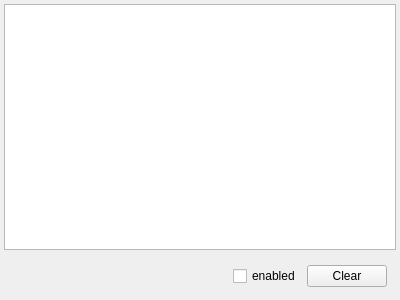
This is widgets/dataupdatelogger/ui/dataupdatelogger.ui in matzman666/PyPipboyApp as Qt 5 draws it before an edit. The edited form follows.
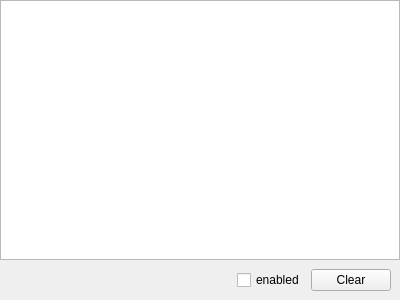
This is the edited form.

Patch:
```diff
--- a/widgets/dataupdatelogger/ui/dataupdatelogger.ui
+++ b/widgets/dataupdatelogger/ui/dataupdatelogger.ui
@@ -14,20 +14,26 @@
    <string>Form</string>
   </property>
   <layout class="QVBoxLayout" name="verticalLayout">
+   <property name="spacing">
+    <number>0</number>
+   </property>
    <property name="leftMargin">
-    <number>4</number>
+    <number>0</number>
    </property>
    <property name="topMargin">
-    <number>4</number>
+    <number>0</number>
    </property>
    <property name="rightMargin">
-    <number>4</number>
+    <number>0</number>
    </property>
    <property name="bottomMargin">
-    <number>4</number>
+    <number>0</number>
    </property>
    <item>
     <widget class="QPlainTextEdit" name="logTextEdit">
+     <property name="lineWrapMode">
+      <enum>QPlainTextEdit::NoWrap</enum>
+     </property>
      <property name="readOnly">
       <bool>true</bool>
      </property>
```
